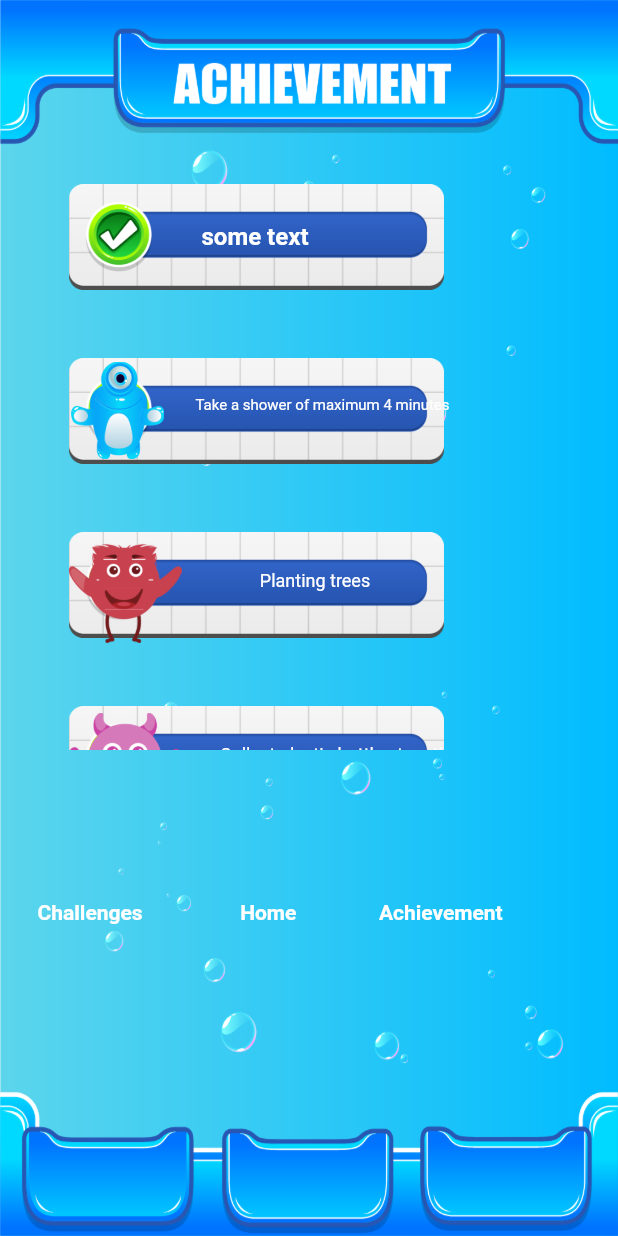
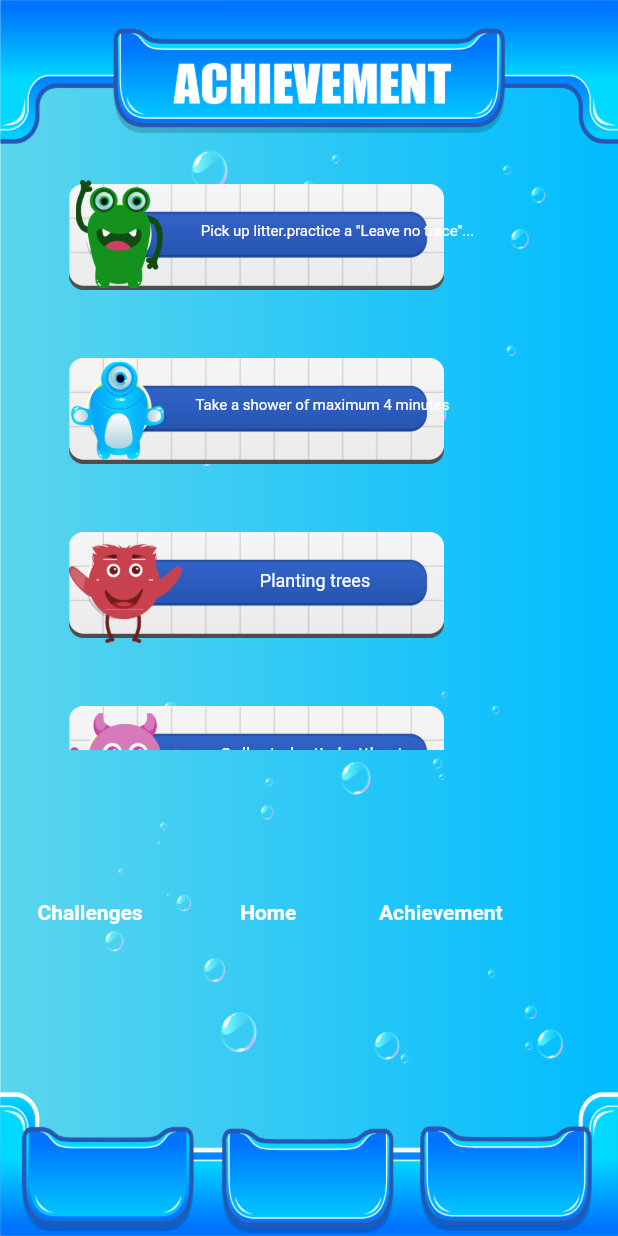
Before and after one commit to ali-shahKust/monsterwater, a Flutter app: the screen it shows after launch, after a tap on "Achievement", on a phone screen of 412 x 824 dp. Run offline on Flutter 3.47's test engine with Material 2 defaults, Android fonts, the phone set to English and light mode, and no system bars; our stand-ins replace google_maps_flutter; missing offline and left inert: countdown_flutter; statements that could not run were skipped.

Commit message:
final commit

```diff
--- a/lib/Home/achievement.dart
+++ b/lib/Home/achievement.dart
@@ -34,12 +34,16 @@ class _AchievementState extends State<Achievement> {
                                 padding: const EdgeInsets.all(18.0),
                                 child: Image.asset(Res.a33,width:250,height: 80,),
                               ),
+                              Padding(
+                                padding: const EdgeInsets.only(left:20.0,top: 17),
+                                child: Image.asset(Res.Earth,width: 75,height: 75,),
+                              ),
+
                               Center(child: Padding(
-                                padding: const EdgeInsets.only(left:0,top: 48,right: 100),
-                                child: Text("some text",style: TextStyle(
-                                    fontSize: 16,
+                                padding: const EdgeInsets.only(left:40,top: 48,right: 30),
+                                child: Text("Pick up litter.practice a \"Leave no trace\"...",style: TextStyle(
+                                    fontSize: 10,
                                     color: Colors.white,
-                                    fontWeight: FontWeight.bold
                                 ),),
                               )),
                             ]
--- a/lib/res.dart
+++ b/lib/res.dart
@@ -65,6 +65,7 @@ class Res {
   static const String challengesscreen = "images/challengesscreen.png";
   static const String cities = "images/cities.png";
   static const String cli = "images/cli.png";
+  static const String Earth = "images/Earth.png";
   static const String homebar = "images/homebar.png";
   static const String homebg = "images/homebg.png";
   static const String start = "images/start.png";
--- a/pubspec.yaml
+++ b/pubspec.yaml
@@ -25,6 +25,7 @@ dependencies:
   cupertino_icons: ^0.1.2
   google_nav_bar: ^2.0.1
   google_maps_flutter: ^0.4.0
+  countdown_flutter: ^0.1.1
 
 dev_dependencies:
   flutter_test:
@@ -108,6 +109,7 @@ flutter:
     - images/challengesscreen.png
     - images/cities.png
     - images/cli.png
+    - images/Earth.png
     - images/homebar.png
     - images/homebg.png
     - images/start.png
```
Also changed, not shown: lib/Home/timescreen.dart (+69 -20 lines), images/Earth.png (added), pubspec.lock.
